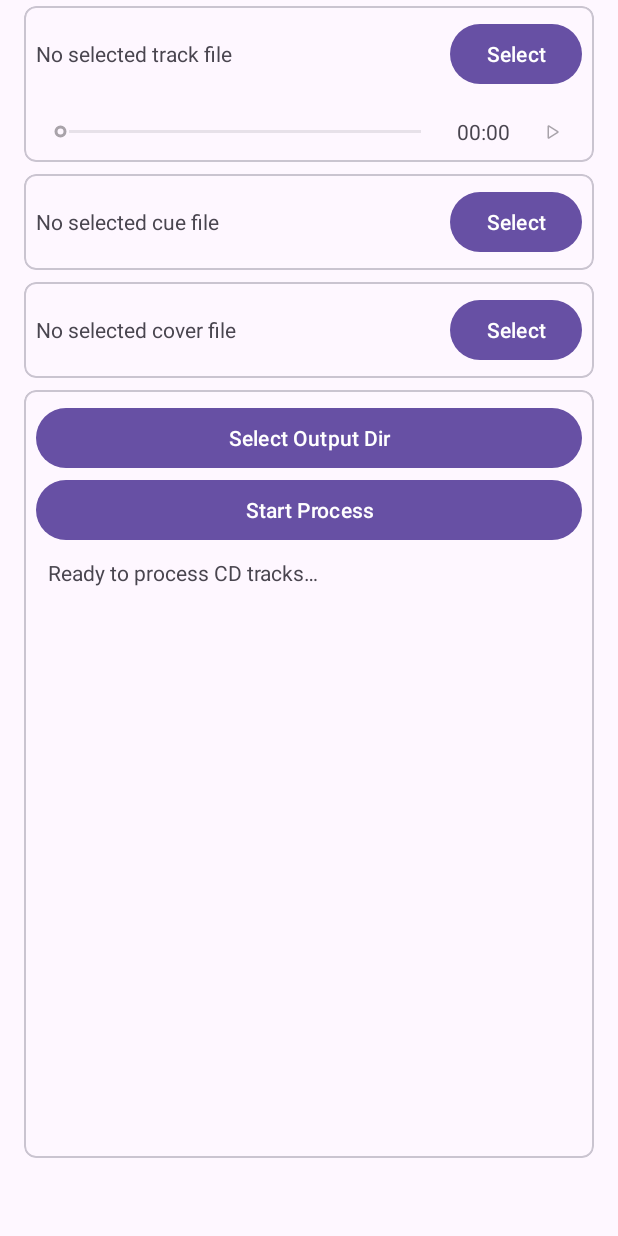
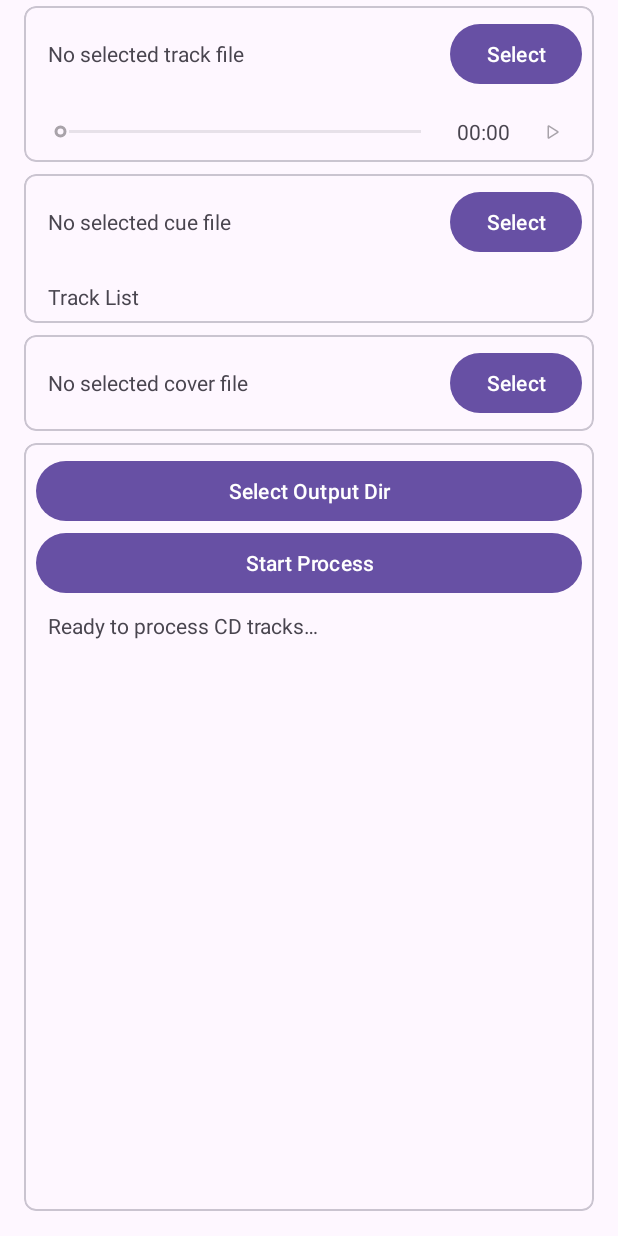
Before and after one commit to Yuyuko1024/CDTrackSplitter, an Android app: the screen it shows after launch (MainActivity), on a phone screen of 412 x 824 dp. Run offline under Robolectric (Android 15) with nearby library versions, the phone set to English and light mode, and no system bars; libraries missing offline, so code that uses them is left out: com.hjq.permissions; 3 statements that could not run were skipped.

Commit message:
Support read CUE track list for preview seek

```diff
--- a/app/src/main/res/layout/cover_card.xml
+++ b/app/src/main/res/layout/cover_card.xml
@@ -28,6 +28,7 @@
                 android:maxLines="2"
                 android:ellipsize="marquee"
                 android:focusable="true"
+                android:layout_marginHorizontal="8dp"
                 android:text="@string/no_cover_selected"/>
 
             <com.google.android.material.button.MaterialButton
--- a/app/src/main/res/layout/cue_card.xml
+++ b/app/src/main/res/layout/cue_card.xml
@@ -7,6 +7,11 @@
     android:layout_marginHorizontal="@dimen/cardview_margin_horizon"
     android:layout_marginVertical="@dimen/cardview_margin_vertical"
     app:cardCornerRadius="@dimen/cardview_corner_radius">
+
+    <LinearLayout
+        android:layout_width="match_parent"
+        android:layout_height="wrap_content"
+        android:orientation="vertical">
 
         <LinearLayout
             android:layout_width="match_parent"
@@ -22,6 +27,7 @@
                 android:ellipsize="marquee"
                 android:focusable="true"
                 android:layout_gravity="center_vertical"
+                android:layout_marginHorizontal="8dp"
                 android:layout_weight="1"
                 android:text="@string/no_cue_selected"/>
 
@@ -33,4 +39,30 @@
 
         </LinearLayout>
 
+        <LinearLayout
+            android:layout_width="match_parent"
+            android:layout_height="wrap_content"
+            android:orientation="vertical"
+            android:id="@+id/trackListContainer"
+            android:padding="@dimen/cardview_padding">
+
+            <TextView
+                android:layout_width="match_parent"
+                android:layout_height="wrap_content"
+                android:layout_marginHorizontal="8dp"
+                android:text="@string/track_list_title"/>
+
+            <androidx.recyclerview.widget.RecyclerView
+                android:id="@+id/trackListRecyclerView"
+                android:layout_width="match_parent"
+                android:layout_height="wrap_content"
+                android:layout_marginTop="8dp"
+                android:visibility="gone"
+                android:nestedScrollingEnabled="false"
+                android:maxHeight="200dp"/>
+
+        </LinearLayout>
+
+    </LinearLayout>
+
 </com.google.android.material.card.MaterialCardView>
--- a/app/src/main/res/layout/track_card.xml
+++ b/app/src/main/res/layout/track_card.xml
@@ -26,6 +26,7 @@
                 android:maxLines="2"
                 android:ellipsize="marquee"
                 android:focusable="true"
+                android:layout_marginHorizontal="8dp"
                 android:layout_gravity="center_vertical"
                 android:layout_weight="1"
                 android:text="@string/no_track_selected"/>
--- a/app/src/main/res/values/strings.xml
+++ b/app/src/main/res/values/strings.xml
@@ -59,7 +59,7 @@
     <string name="no_track_selected">No selected track file</string>
     <string name="no_cue_selected">No selected cue file</string>
     <string name="no_cover_selected">No selected cover file</string>
-    <string name="no_output_log">Ready to process CD tracks...</string>
+    <string name="no_output_log">Ready to process CD tracks…</string>
     <string name="select_button">Select</string>
     <string name="select_output_dir">Select Output Dir</string>
     <string name="process_button">Start Process</string>
@@ -72,4 +72,7 @@
     <string name="retry">Retry</string>
     <string name="settings">Settings</string>
     <string name="exit_app">Exit App</string>
+
+    <!-- Track list strings -->
+    <string name="track_list_title">Track List</string>
 </resources>
```
Also changed, not shown: app/src/main/java/net/hearnsoft/cdtracksplitter/MainActivity.kt (+94 -0 lines), app/src/main/java/net/hearnsoft/cdtracksplitter/adapter/TrackAdapter.kt (added, +42 -0 lines), app/src/main/java/net/hearnsoft/cdtracksplitter/model/TrackItem.kt (added, +9 -0 lines), app/src/main/res/layout/item_track.xml (added, +48 -0 lines), 1 other file. Lines whose indentation alone changed are shown as unchanged.
